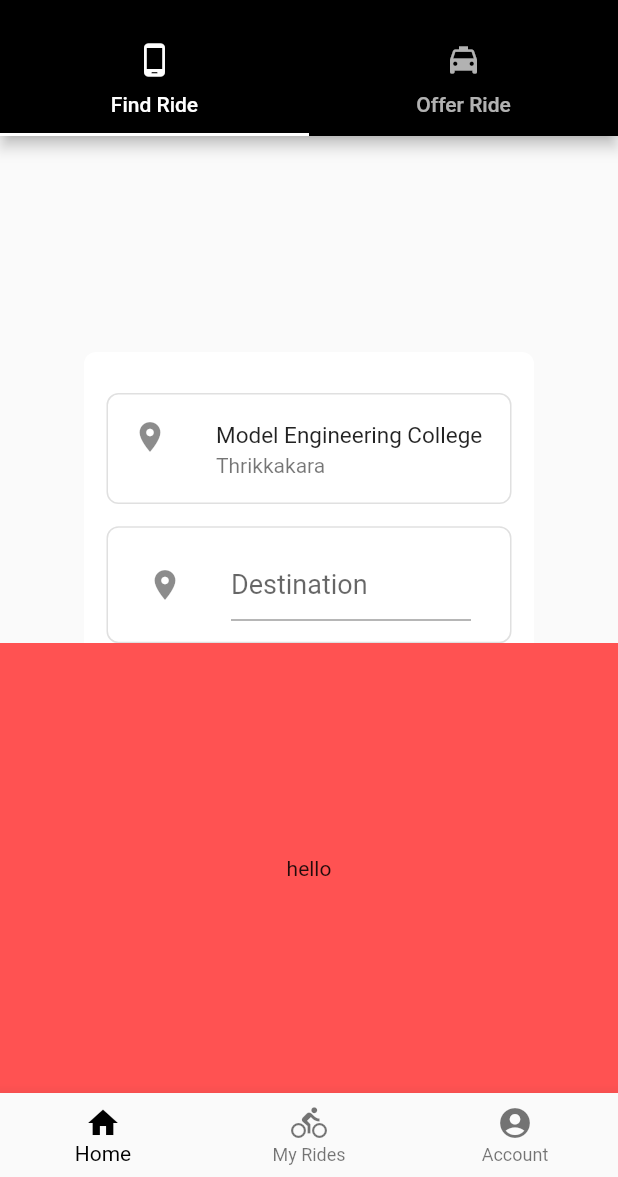
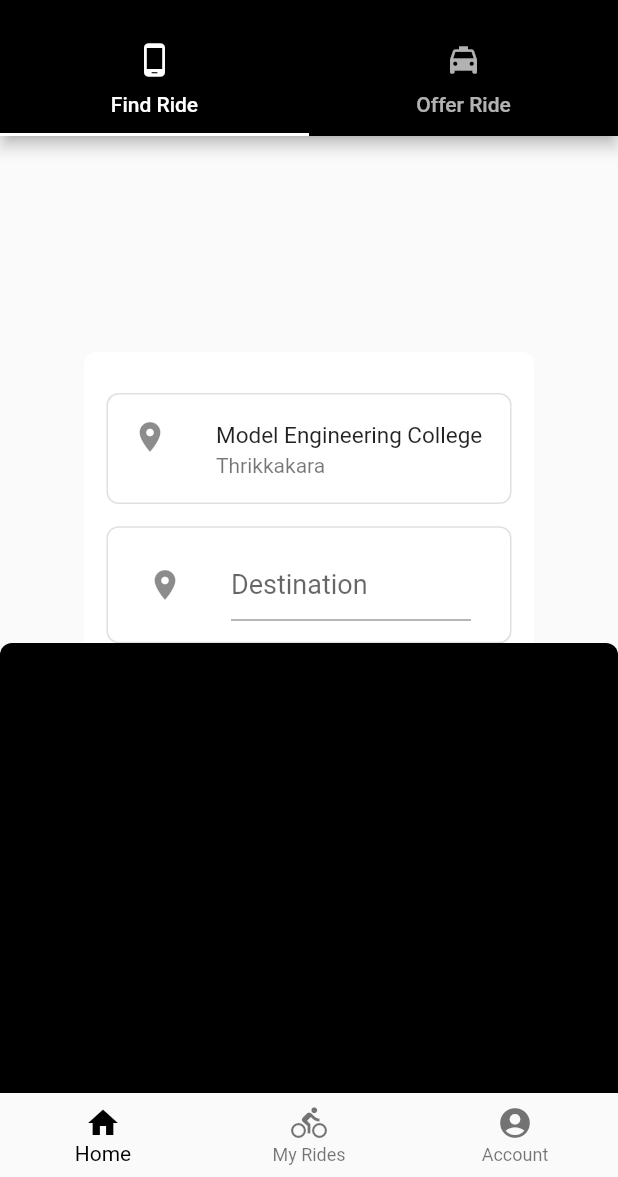
Before and after one commit to Nikhil713/MecDrive-Prototype, a Flutter app: the screen it shows after launch, after a tap on "Find A Ride", on a phone screen of 412 x 824 dp, the part 59-1236 px from its top. Run offline on Flutter 3.47's test engine with Material 2 defaults, Android fonts, the phone set to English and light mode, and no system bars.

Commit message:
modal content added

```diff
--- /dev/null
+++ b/lib/Widgets/HomeScreen/confirmCard.dart
@@ -0,0 +1,41 @@
+import 'package:flutter/material.dart';
+
+class ConfirmCard extends StatelessWidget {
+  final String location;
+  final TimeOfDay time;
+
+  ConfirmCard(this.location, this.time);
+
+  @override
+  Widget build(BuildContext context) {
+    return Container(
+      height: 300.0,
+      // color: Colors.black,
+      decoration: BoxDecoration(
+        color: Colors.black,
+        borderRadius: BorderRadius.only(
+          topLeft: Radius.circular(8.0),
+          topRight: Radius.circular(8.0)
+        )
+      ),
+      child: Center(
+          child: Column(
+        crossAxisAlignment: CrossAxisAlignment.start,
+        children: <Widget>[
+          ListTile(
+            leading: Icon(Icons.location_on),
+            title: Text("Model Engineering College"),
+            subtitle: Text("Thrikkakara"),
+          ),
+          ListTile(
+            leading: Icon(Icons.location_on),
+            title: location == ""
+                ? Text("Destination not selected")
+                : Text(location),
+            subtitle: Text(time.toString()),
+          )
+        ],
+      )),
+    );
+  }
+}
--- a/lib/Widgets/HomeScreen/findaRide.dart
+++ b/lib/Widgets/HomeScreen/findaRide.dart
@@ -1,4 +1,6 @@
 import 'package:flutter/material.dart';
+
+import 'confirmCard.dart';
 
 class FindaRide extends StatefulWidget {
   @override
@@ -35,16 +37,6 @@ class _FindaRideState extends State<FindaRide> {
           decoration: BoxDecoration(
             color: Colors.white,
             borderRadius: BorderRadius.circular(8.0),
-            // boxShadow: [
-            //   BoxShadow(
-            //       color: Colors.black12,
-            //       offset: Offset(0.0, 15.0),
-            //       blurRadius: 15.0),
-            //   BoxShadow(
-            //       color: Colors.black12,
-            //       offset: Offset(0.0, -10.0),
-            //       blurRadius: 10.0)
-            // ],
           ),
           child: Column(
             crossAxisAlignment: CrossAxisAlignment.stretch,
@@ -123,7 +115,7 @@ class _FindaRideState extends State<FindaRide> {
                 ),
                 onTap: () {
                   showBottomSheet(
-                      context: context, builder: (context) => ConfirmCard());
+                      context: context, builder: (context) => ConfirmCard(destination,pickedTime));
                 },
               )
             ],
@@ -133,16 +125,3 @@ class _FindaRideState extends State<FindaRide> {
     );
   }
 }
-
-class ConfirmCard extends StatelessWidget {
-  @override
-  Widget build(BuildContext context) {
-    return Container(
-      height: 300.0,
-      color: Colors.redAccent,
-      child: Center(
-        child: Text("hello")
-      ),
-    );
-  }
-}
--- a/lib/main.dart
+++ b/lib/main.dart
@@ -1,8 +1,5 @@
 import 'package:flutter/material.dart';
 import 'package:mec_drive/Widgets/HomeScreen/homeScreen.dart';
-
-import './splashscreen/splashscreen.dart';
-import './rides/rides.dart';
 
 void main() => runApp(MyApp());
 
--- a/lib/rides/rides.dart
+++ b/lib/rides/rides.dart
@@ -1,5 +1,5 @@
 import 'package:flutter/material.dart';
-import './rides_Card.dart';
+import './rides_card.dart';
 
 class RidesPage extends StatelessWidget {
   // Hard Coded Data
```
